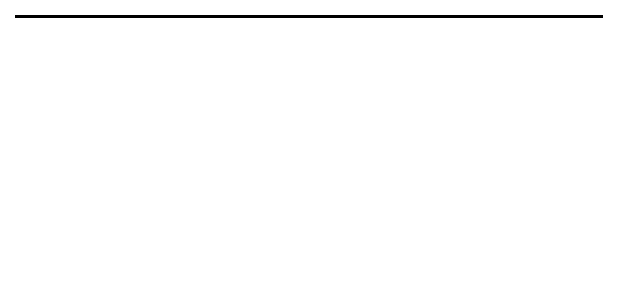
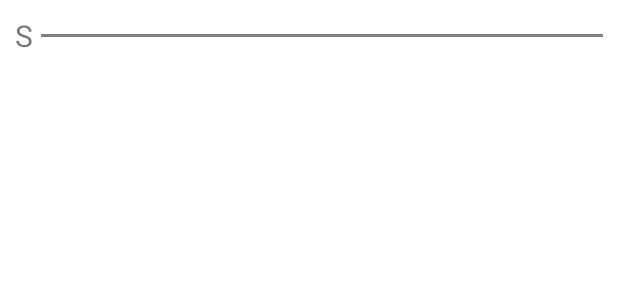
Before and after one commit to 2023-MadCamp-HJ/morning-buddy, an Android app: the layout line_item.xml on its own in the app's theme, with its tools: preview values and no code run, on a phone screen of 412 x 824 dp. Shown: the top 300 px of the screen. Run offline under Robolectric (Android 15) with nearby library versions, the phone set to English and light mode, and no system bars.

Commit message:
Feat(tab1): 이름 선

```diff
--- a/app/src/main/res/layout/line_item.xml
+++ b/app/src/main/res/layout/line_item.xml
@@ -1,19 +1,32 @@
 <?xml version="1.0" encoding="utf-8"?>
 <androidx.constraintlayout.widget.ConstraintLayout xmlns:android="http://schemas.android.com/apk/res/android"
     xmlns:app="http://schemas.android.com/apk/res-auto"
+    xmlns:tools="http://schemas.android.com/tools"
     android:layout_width="match_parent"
     android:layout_height="wrap_content"
     android:layout_margin="10dp">
 
+    <TextView
+
+        android:id="@+id/indicate_text"
+        android:layout_width="wrap_content"
+        android:layout_height="wrap_content"
+
+
+        app:layout_constraintStart_toStartOf="parent"
+        app:layout_constraintTop_toTopOf="parent"
+        android:textSize="20dp"
+        tools:text="S" />
+
     <View
         android:id="@+id/view"
+        android:layout_marginStart="5dp"
         android:layout_width="0dp"
-        android:layout_height="3dp"
-        app:layout_constraintBottom_toTopOf="parent"
+        android:layout_height="2dp"
+        android:background="#808080 "
+        app:layout_constraintBottom_toBottomOf="@+id/indicate_text"
         app:layout_constraintEnd_toEndOf="parent"
-        app:layout_constraintStart_toStartOf="parent"
-        app:layout_constraintTop_toTopOf="parent"
-        android:background="#000000"
-        />
+        app:layout_constraintStart_toEndOf="@+id/indicate_text"
+        app:layout_constraintTop_toTopOf="parent" />
 
 </androidx.constraintlayout.widget.ConstraintLayout>
```
Also changed, not shown: app/src/main/java/com/example/madcampproj1/tab1/tab1Fragment.kt (+31 -4 lines).
